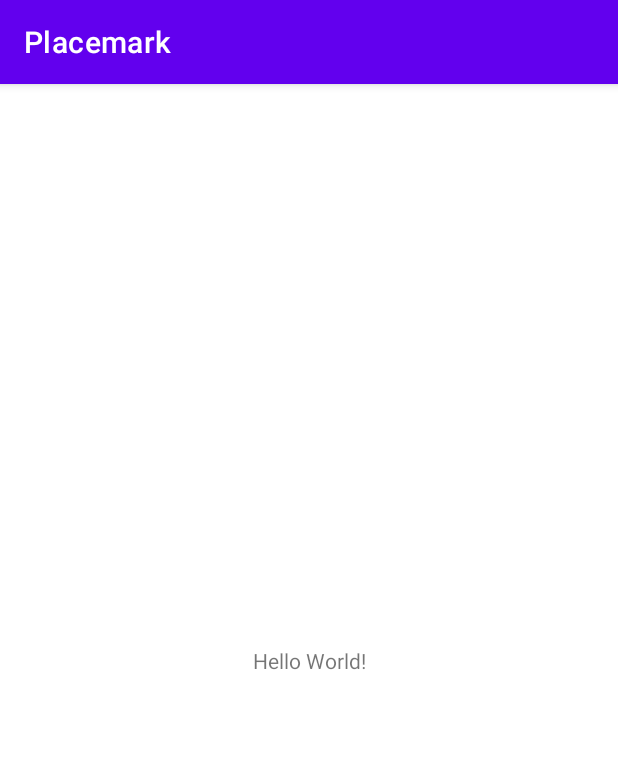
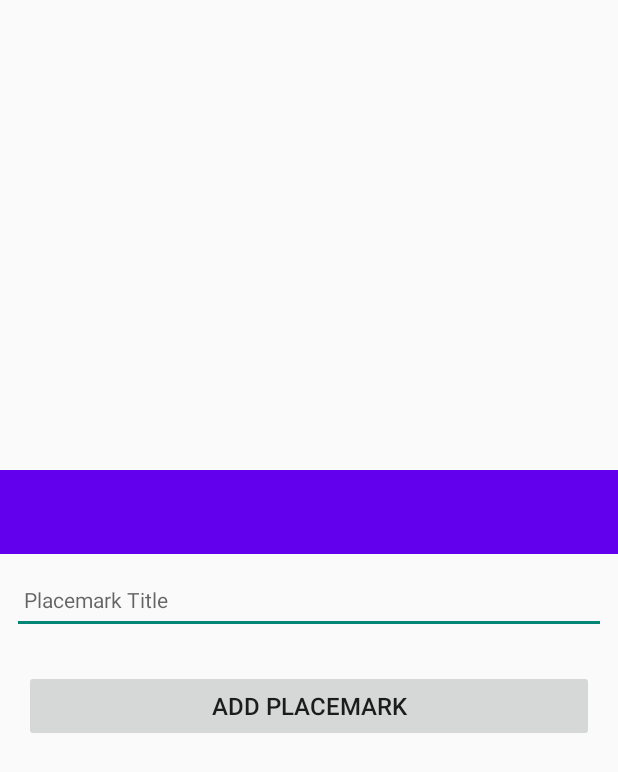
Before and after one commit to EvanCasey13/Placemark, an Android app: the screen it shows after launch (MainActivity), on a phone screen of 412 x 824 dp. Shown: the top 772 px of the screen. Run offline under Robolectric (Android 15) with nearby library versions, the phone set to English and light mode, and no system bars.

Commit message:
Placemark V0.1 Android Studio

```diff
--- a/app/build.gradle
+++ b/app/build.gradle
@@ -1,6 +1,7 @@
 plugins {
     id 'com.android.application'
     id 'kotlin-android'
+    id 'kotlin-android-extensions'
 }
 
 android {
@@ -33,11 +34,12 @@ android {
 }
 
 dependencies {
-
+    // https://mvnrepository.com/artifact/org.jetbrains.anko/anko-commons
+    implementation group: 'org.jetbrains.anko', name: 'anko-commons', version: '0.10.8'
     implementation "org.jetbrains.kotlin:kotlin-stdlib:$kotlin_version"
     implementation 'androidx.core:core-ktx:1.2.0'
     implementation 'androidx.appcompat:appcompat:1.1.0'
-    implementation 'com.google.android.material:material:1.1.0'
+    implementation 'com.google.android.material:material:1.2.0'
     implementation 'androidx.constraintlayout:constraintlayout:1.1.3'
     testImplementation 'junit:junit:4.+'
     androidTestImplementation 'androidx.test.ext:junit:1.1.1'
--- a/app/src/main/AndroidManifest.xml
+++ b/app/src/main/AndroidManifest.xml
@@ -9,7 +9,7 @@
         android:roundIcon="@mipmap/ic_launcher_round"
         android:supportsRtl="true"
         android:theme="@style/Theme.Placemark">
-        <activity android:name=".MainActivity">
+        <activity android:name=".activities.MainActivity">
             <intent-filter>
                 <action android:name="android.intent.action.MAIN" />
 
--- a/app/src/main/java/org/wit/placemark/MainActivity.kt
+++ /dev/null
@@ -1,11 +0,0 @@
-package org.wit.placemark
-
-import androidx.appcompat.app.AppCompatActivity
-import android.os.Bundle
-
-class MainActivity : AppCompatActivity() {
-    override fun onCreate(savedInstanceState: Bundle?) {
-        super.onCreate(savedInstanceState)
-        setContentView(R.layout.activity_main)
-    }
-}
--- /dev/null
+++ b/app/src/main/java/org/wit/placemark/activities/PlacemarkActivity.kt
@@ -0,0 +1,30 @@
+package org.wit.placemark.activities
+
+import androidx.appcompat.app.AppCompatActivity
+import android.os.Bundle
+import kotlinx.android.synthetic.main.activity_placemark.*
+import org.jetbrains.anko.AnkoLogger
+import org.jetbrains.anko.info
+import org.jetbrains.anko.toast
+import org.wit.placemark.R
+import org.wit.placemark.models.PlacemarkModel
+
+class MainActivity : AppCompatActivity(), AnkoLogger {
+
+    var placemark = PlacemarkModel()
+
+    override fun onCreate(savedInstanceState: Bundle?) {
+        super.onCreate(savedInstanceState)
+        setContentView(R.layout.activity_placemark)
+
+        btnAdd.setOnClickListener() {
+            placemark.title = placemarkTitle.text.toString()
+            if (placemark.title.isNotEmpty()) {
+                info("add Button Pressed: $placemark")
+            }
+            else {
+                toast ("Please Enter a title")
+            }
+        }
+    }
+}
--- a/app/src/main/res/layout/activity_main.xml
+++ /dev/null
@@ -1,18 +0,0 @@
-<?xml version="1.0" encoding="utf-8"?>
-<androidx.constraintlayout.widget.ConstraintLayout xmlns:android="http://schemas.android.com/apk/res/android"
-    xmlns:app="http://schemas.android.com/apk/res-auto"
-    xmlns:tools="http://schemas.android.com/tools"
-    android:layout_width="match_parent"
-    android:layout_height="match_parent"
-    tools:context=".MainActivity">
-
-    <TextView
-        android:layout_width="wrap_content"
-        android:layout_height="wrap_content"
-        android:text="Hello World!"
-        app:layout_constraintBottom_toBottomOf="parent"
-        app:layout_constraintLeft_toLeftOf="parent"
-        app:layout_constraintRight_toRightOf="parent"
-        app:layout_constraintTop_toTopOf="parent" />
-
-</androidx.constraintlayout.widget.ConstraintLayout>
--- /dev/null
+++ b/app/src/main/res/layout/activity_placemark.xml
@@ -0,0 +1,68 @@
+<?xml version="1.0" encoding="utf-8"?>
+<androidx.constraintlayout.widget.ConstraintLayout xmlns:android="http://schemas.android.com/apk/res/android"
+    xmlns:app="http://schemas.android.com/apk/res-auto"
+    xmlns:tools="http://schemas.android.com/tools"
+    android:layout_width="match_parent"
+    android:layout_height="match_parent"
+    tools:context=".activities.MainActivity">
+
+ <RelativeLayout
+     android:layout_width="match_parent"
+     android:layout_height="wrap_content"
+     app:layout_constraintBottom_toBottomOf="parent"
+     app:layout_constraintTop_toTopOf="parent">
+
+     <com.google.android.material.appbar.AppBarLayout
+         android:id="@+id/appBarLayout"
+         android:layout_width="match_parent"
+         android:layout_height="wrap_content"
+         android:fitsSystemWindows="true"
+         app:elevation="0dip"
+         app:theme="@style/ThemeOverlay.AppCompat.Dark.ActionBar">
+
+         <androidx.appcompat.widget.Toolbar
+             android:id="@+id/toolbarAdd"
+             android:layout_width="match_parent"
+             android:layout_height="wrap_content" />
+
+     </com.google.android.material.appbar.AppBarLayout>
+
+     <ScrollView
+         android:layout_width="match_parent"
+         android:layout_height="wrap_content"
+         android:layout_below="@+id/appBarLayout"
+         android:fillViewport="true">
+
+         <LinearLayout
+             android:layout_width="match_parent"
+             android:layout_height="wrap_content"
+             android:orientation="vertical">
+
+             <EditText
+                 android:id="@+id/placemarkTitle"
+                 android:layout_width="match_parent"
+                 android:layout_height="45dp"
+                 android:layout_margin="8dp"
+                 android:autofillHints=""
+                 android:hint="@string/hint_placemarkTitle"
+                 android:inputType="text"
+                 android:maxLength="25"
+                 android:maxLines="1"
+                 android:padding="8dp"
+                 android:textSize="14sp" />
+
+             <Button
+                 android:id="@+id/btnAdd"
+                 android:layout_width="match_parent"
+                 android:layout_height="wrap_content"
+                 android:layout_margin="16dp"
+                 android:paddingTop="8dp"
+                 android:paddingBottom="8dp"
+                 android:stateListAnimator="@null"
+                 android:text="@string/button_addPlacemark"
+                 android:textSize="16sp" />
+
+         </LinearLayout>
+     </ScrollView>
+ </RelativeLayout>
+</androidx.constraintlayout.widget.ConstraintLayout>
--- a/app/src/main/res/values/colors.xml
+++ b/app/src/main/res/values/colors.xml
@@ -7,4 +7,5 @@
     <color name="teal_700">#FF018786</color>
     <color name="black">#FF000000</color>
     <color name="white">#FFFFFFFF</color>
+    <color name="navy">#000080</color>
 </resources>
--- a/app/src/main/res/values/strings.xml
+++ b/app/src/main/res/values/strings.xml
@@ -1,3 +1,5 @@
 <resources>
     <string name="app_name">Placemark</string>
+    <string name="button_addPlacemark">Add Placemark</string>
+    <string name="hint_placemarkTitle">Placemark Title</string>
 </resources>
--- a/app/src/main/res/values/themes.xml
+++ b/app/src/main/res/values/themes.xml
@@ -1,9 +1,9 @@
 <resources xmlns:tools="http://schemas.android.com/tools">
     <!-- Base application theme. -->
-    <style name="Theme.Placemark" parent="Theme.MaterialComponents.DayNight.DarkActionBar">
+    <style name="Theme.Placemark" parent="Theme.AppCompat.Light.NoActionBar">
         <!-- Primary brand color. -->
         <item name="colorPrimary">@color/purple_500</item>
-        <item name="colorPrimaryVariant">@color/purple_700</item>
+        <item name="colorPrimaryVariant">@color/navy</item>
         <item name="colorOnPrimary">@color/white</item>
         <!-- Secondary brand color. -->
         <item name="colorSecondary">@color/teal_200</item>
```
